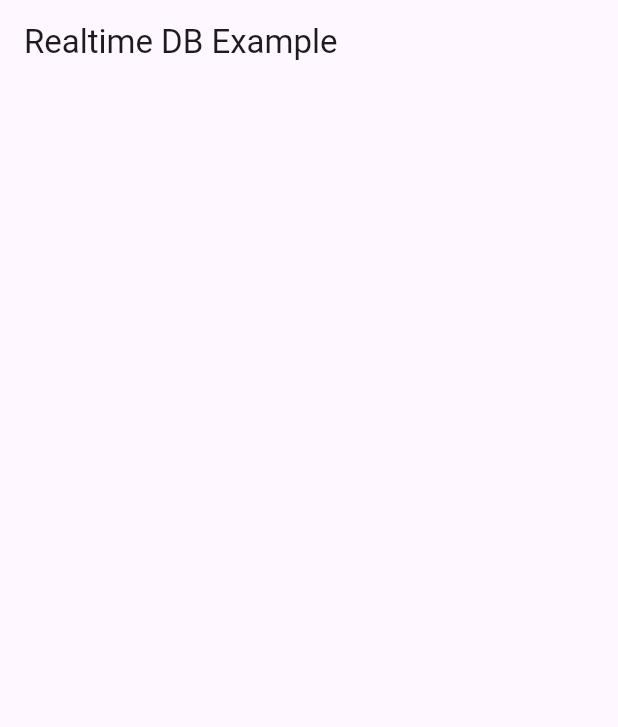
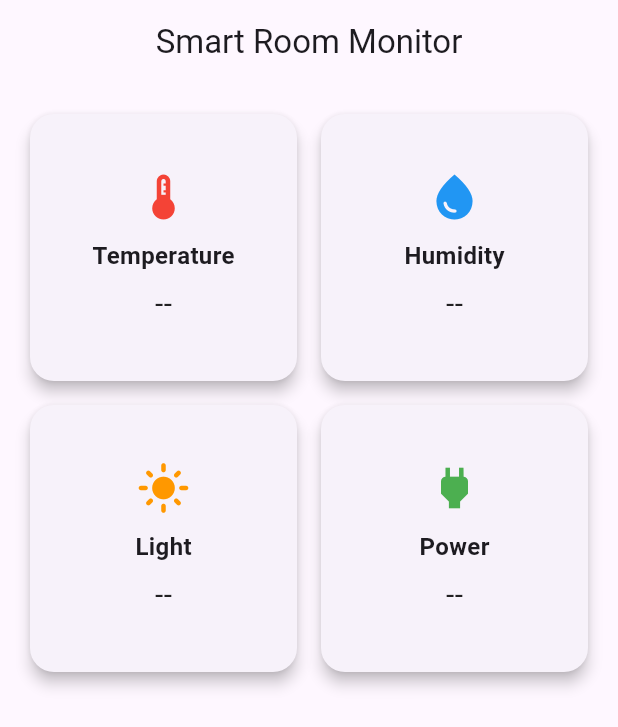
Before and after one commit to KPabsy/RoomSync_MobileApp, a Flutter app: the screen it shows after launch, on a phone screen of 412 x 824 dp. Shown: the top 727 px of the screen. Run offline on Flutter 3.47's test engine with Material 3 defaults, Android fonts, the phone set to English and light mode, and no system bars; drawn by our look-alikes of firebase_database; our stand-ins replace firebase_core; accounts and stored records are empty.

Commit message:
done with base project

```diff
--- a/lib/main.dart
+++ b/lib/main.dart
@@ -1,56 +1,114 @@
 import 'package:flutter/material.dart';
 import 'package:firebase_core/firebase_core.dart';
 import 'package:firebase_database/firebase_database.dart';
-import 'package:firebase_database/ui/firebase_animated_list.dart';
 import 'firebase_options.dart';
 
 void main() async {
   WidgetsFlutterBinding.ensureInitialized();
+  await Firebase.initializeApp(options: DefaultFirebaseOptions.currentPlatform);
+  runApp(SmartRoomApp());
+}
 
-  // Safely initialize Firebase only if it's not already initialized
-  if (Firebase.apps.isEmpty) {
-    await Firebase.initializeApp(
-      options: DefaultFirebaseOptions.currentPlatform.copyWith(
-        databaseURL:
-            'https://flutterfirebase-dc911-default-rtdb.asia-southeast1.firebasedatabase.app',
+class SmartRoomApp extends StatelessWidget {
+  @override
+  Widget build(BuildContext context) {
+    return MaterialApp(
+      title: 'Smart Room Monitor',
+      theme: ThemeData(primarySwatch: Colors.teal),
+      home: RoomConditionScreen(),
+    );
+  }
+}
+
+class RoomConditionScreen extends StatefulWidget {
+  @override
+  _RoomConditionScreenState createState() => _RoomConditionScreenState();
+}
+
+class _RoomConditionScreenState extends State<RoomConditionScreen> {
+  final DatabaseReference _ref = FirebaseDatabase.instance.ref('conditions');
+
+  String temp = "--";
+  String hum = "--";
+  String light = "--";
+  String power = "--";
+  bool isLoading = true;
+
+  @override
+  void initState() {
+    super.initState();
+    _listenToConditions();
+  }
+
+  void _listenToConditions() {
+    _ref.onValue.listen(
+      (DatabaseEvent event) {
+        final data = event.snapshot.value;
+        if (data != null && data is Map) {
+          setState(() {
+            temp = (data['temp'] is num) ? "${data['temp']} °C" : "--";
+            hum = (data['hum'] is num) ? "${data['hum']} %" : "--";
+            light = (data['light'] is num) ? "${data['light']} lx" : "--";
+            power = (data['pow'] is num) ? "${data['pow']} W" : "--";
+            isLoading = false;
+          });
+        } else {
+          setState(() {
+            temp = hum = light = power = "--";
+            isLoading = false;
+          });
+        }
+      },
+      onError: (error) {
+        setState(() {
+          temp = hum = light = power = "--";
+          isLoading = false;
+        });
+      },
+    );
+  }
+
+  Widget _buildTile(String title, String value, IconData icon, Color color) {
+    return Card(
+      elevation: 4,
+      margin: EdgeInsets.all(8),
+      shape: RoundedRectangleBorder(borderRadius: BorderRadius.circular(16)),
+      child: Container(
+        padding: EdgeInsets.all(16),
+        child: Column(
+          mainAxisAlignment: MainAxisAlignment.center,
+          children: [
+            Icon(icon, color: color, size: 36),
+            SizedBox(height: 10),
+            Text(
+              title,
+              style: TextStyle(fontSize: 16, fontWeight: FontWeight.bold),
+            ),
+            SizedBox(height: 6),
+            Text(value, style: TextStyle(fontSize: 20, color: Colors.black87)),
+          ],
+        ),
       ),
     );
   }
 
-  runApp(const MyApp());
-}
-
-class MyApp extends StatelessWidget {
-  const MyApp({super.key});
-
   @override
   Widget build(BuildContext context) {
-    return MaterialApp(
-      title: 'Firebase Demo',
-      theme: ThemeData(primarySwatch: Colors.blue),
-      home: const HomeScreen(),
+    return Scaffold(
+      appBar: AppBar(title: Text('Smart Room Monitor'), centerTitle: true),
+      body: isLoading
+          ? Center(child: CircularProgressIndicator())
+          : GridView.count(
+              crossAxisCount: 2,
+              childAspectRatio: 1,
+              padding: EdgeInsets.all(12),
+              children: [
+                _buildTile('Temperature', temp, Icons.thermostat, Colors.red),
+                _buildTile('Humidity', hum, Icons.water_drop, Colors.blue),
+                _buildTile('Light', light, Icons.light_mode, Colors.orange),
+                _buildTile('Power', power, Icons.power, Colors.green),
+              ],
+            ),
     );
   }
 }
-
-class HomeScreen extends StatelessWidget {
-  const HomeScreen({super.key});
-
-  @override
-  Widget build(BuildContext context) {
-    DatabaseReference ref = FirebaseDatabase.instance.ref('myapp');
-
-    return Scaffold(
-      appBar: AppBar(title: const Text('Realtime DB Example')),
-      body: FirebaseAnimatedList(
-        query: ref,
-        itemBuilder: (context, snapshot, animation, index) {
-          final name = snapshot.child('name').value?.toString() ?? 'No Name';
-          final id = snapshot.child('id').value?.toString() ?? 'No ID';
-
-          return ListTile(title: Text(name), subtitle: Text('ID: $id'));
-        },
-      ),
-    );
-  }
-}
--- a/pubspec.yaml
+++ b/pubspec.yaml
@@ -34,8 +34,8 @@ dependencies:
   # The following adds the Cupertino Icons font to your application.
   # Use with the CupertinoIcons class for iOS style icons.
   cupertino_icons: ^1.0.8
-  firebase_core: ^3.14.0
-  firebase_database: ^11.3.7
+  firebase_core: ^2.30.0
+  firebase_database: ^10.3.5
 
 dev_dependencies:
   flutter_test:
```
Also changed, not shown: lib/user_model.dart (added), pubspec.lock.
